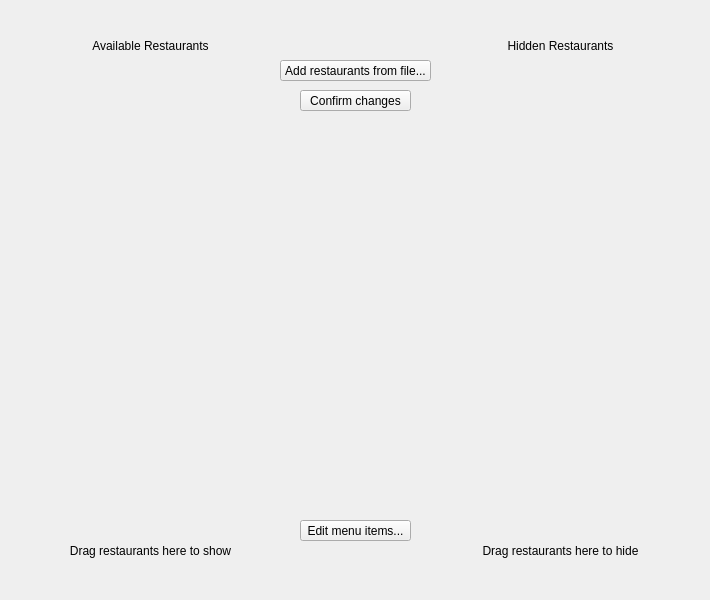
fast-food-finder-associates/FastFoodFinder, file src/views/adminview.ui: the form before one commit.
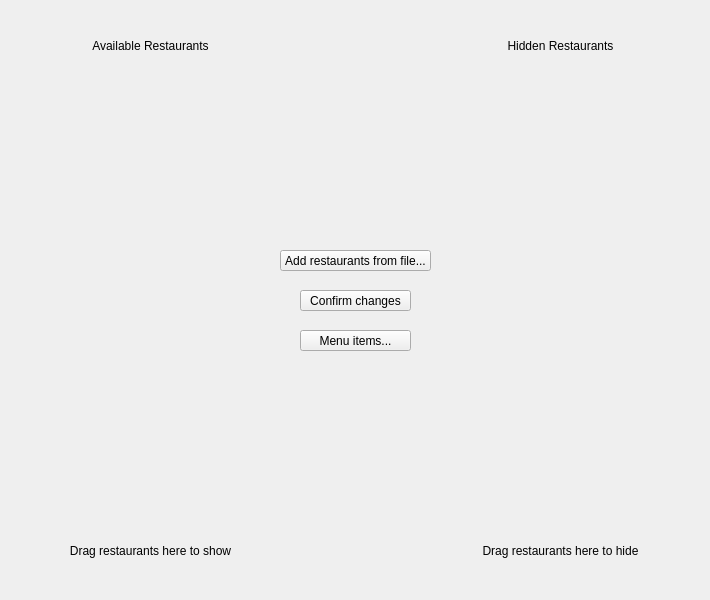
The form after the commit. The open tabs and pages were chosen to show the change.

Commit message: Moved some buttons around

```diff
--- a/src/views/adminview.ui
+++ b/src/views/adminview.ui
@@ -40,7 +40,7 @@
      <property name="geometry">
       <rect>
        <x>300</x>
-       <y>90</y>
+       <y>290</y>
        <width>111</width>
        <height>21</height>
       </rect>
@@ -111,7 +111,7 @@
      <property name="geometry">
       <rect>
        <x>280</x>
-       <y>60</y>
+       <y>250</y>
        <width>151</width>
        <height>21</height>
       </rect>
@@ -140,13 +140,13 @@
      <property name="geometry">
       <rect>
        <x>300</x>
-       <y>520</y>
+       <y>330</y>
        <width>111</width>
        <height>21</height>
       </rect>
      </property>
      <property name="text">
-      <string>Edit menu items...</string>
+      <string>Menu items...</string>
      </property>
     </widget>
    </widget>
```
Left out of the diff: 2 changed lines with no effect on the pictures.
